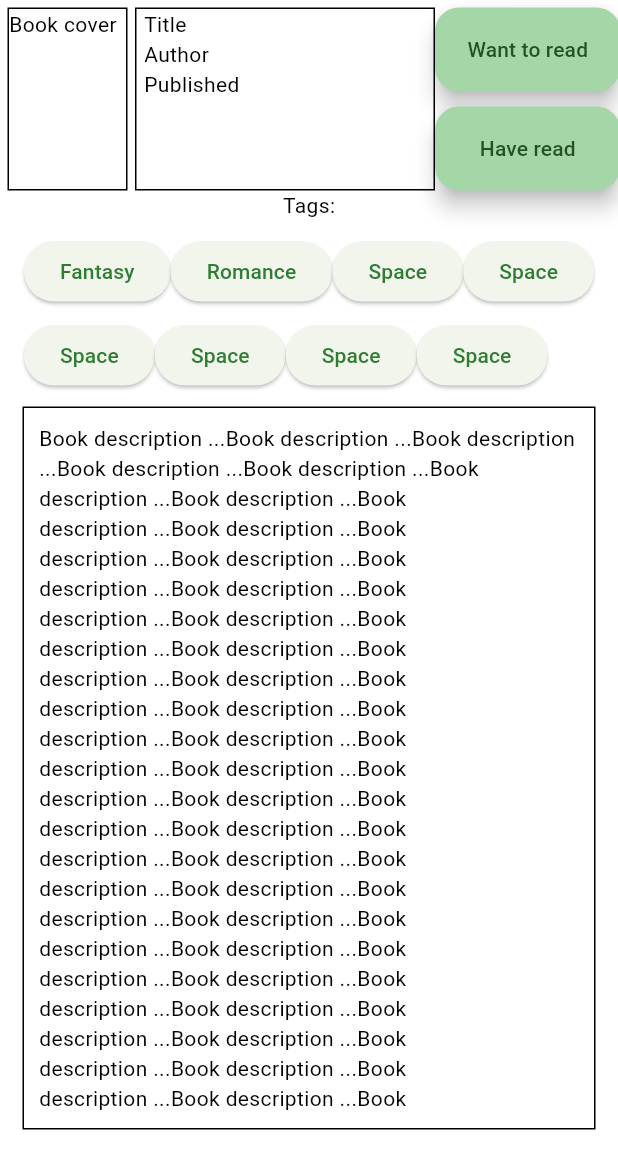
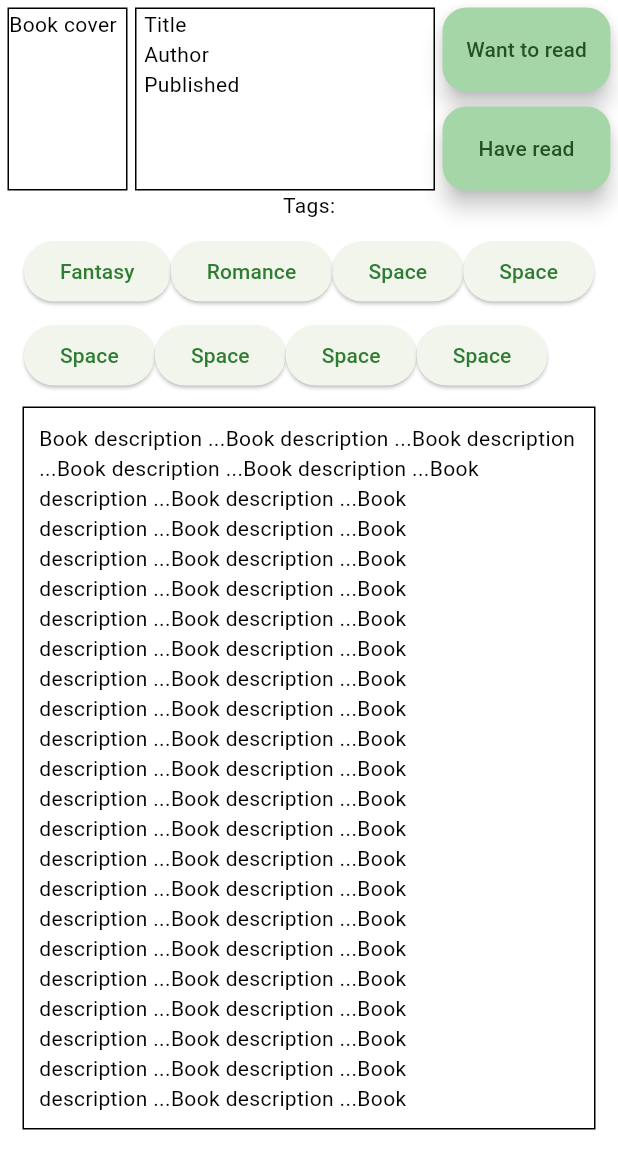
Before and after one commit to gu-tig333-ht25/grupp-4, a Flutter app: the BookPage screen opened directly, on a phone screen of 412 x 824 dp, the part 84-1236 px from its top. Run offline on Flutter 3.47's test engine with Material 3 defaults, Android fonts, the phone set to English and light mode, and no system bars; our stand-ins replace flex_color_scheme.

Commit message:
Fixa storlek på 'Want to read' och 'Have read' till mobilskärm

```diff
--- a/lib/book_info_page.dart
+++ b/lib/book_info_page.dart
@@ -28,7 +28,6 @@ class BookPage extends StatelessWidget {
                 Container(
                   height: 122,
                   width: 80,
-                  //margin: EdgeInsets.all(5),
                   decoration: BoxDecoration(
                     border: Border.all(color: Colors.black),
                   ),
@@ -53,13 +52,15 @@ class BookPage extends StatelessWidget {
                     ),
                   ),
                 ),
-
-                Expanded(child: Container()),
-                Column(
+                SizedBox(width: 5),
+                Expanded(
+                  child: LayoutBuilder(
+                    builder: (context, constraints) {
+                      return Column(
                         crossAxisAlignment: CrossAxisAlignment.end,
                         children: [
                           SizedBox(
-                      width: MediaQuery.of(context).size.width * 0.3,
+                            width: constraints.maxWidth,
                             child: FloatingActionButton.extended(
                               onPressed: () {},
                               label: Text('Want to read'),
@@ -68,7 +69,7 @@ class BookPage extends StatelessWidget {
                           ),
                           SizedBox(height: 10),
                           SizedBox(
-                      width: MediaQuery.of(context).size.width * 0.3,
+                            width: constraints.maxWidth,
                             child: FloatingActionButton.extended(
                               onPressed: () {},
                               label: Text('Have read'),
@@ -76,6 +77,9 @@ class BookPage extends StatelessWidget {
                             ),
                           ),
                         ],
+                      );
+                    },
+                  ),
                 ),
               ],
             ),
```
Lines whose indentation alone changed are shown as unchanged.
